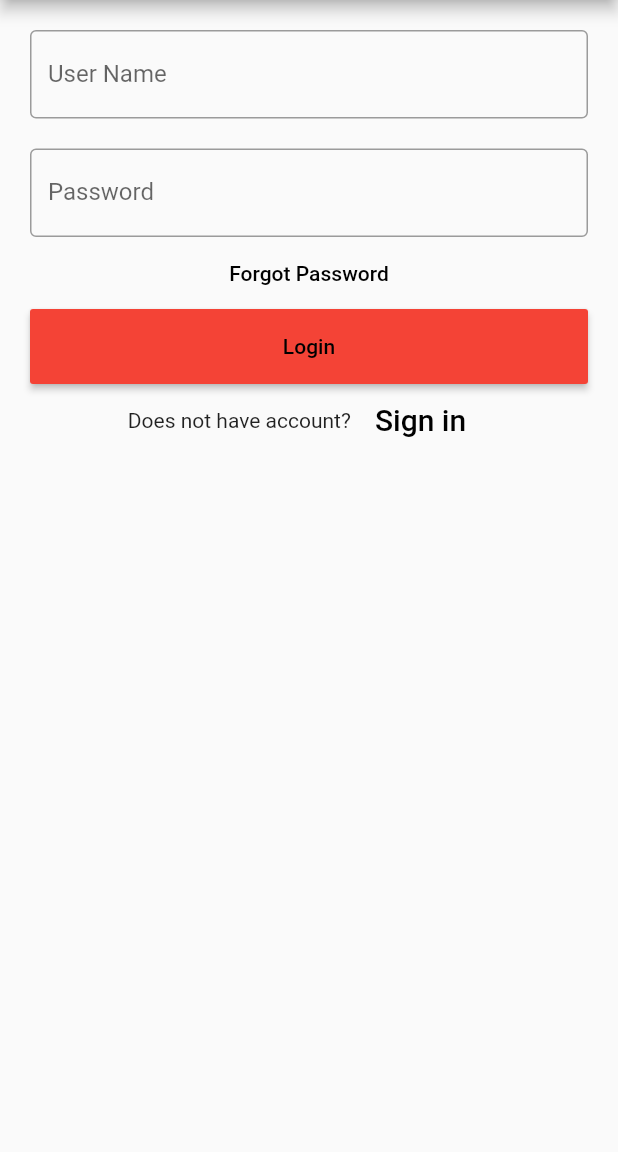
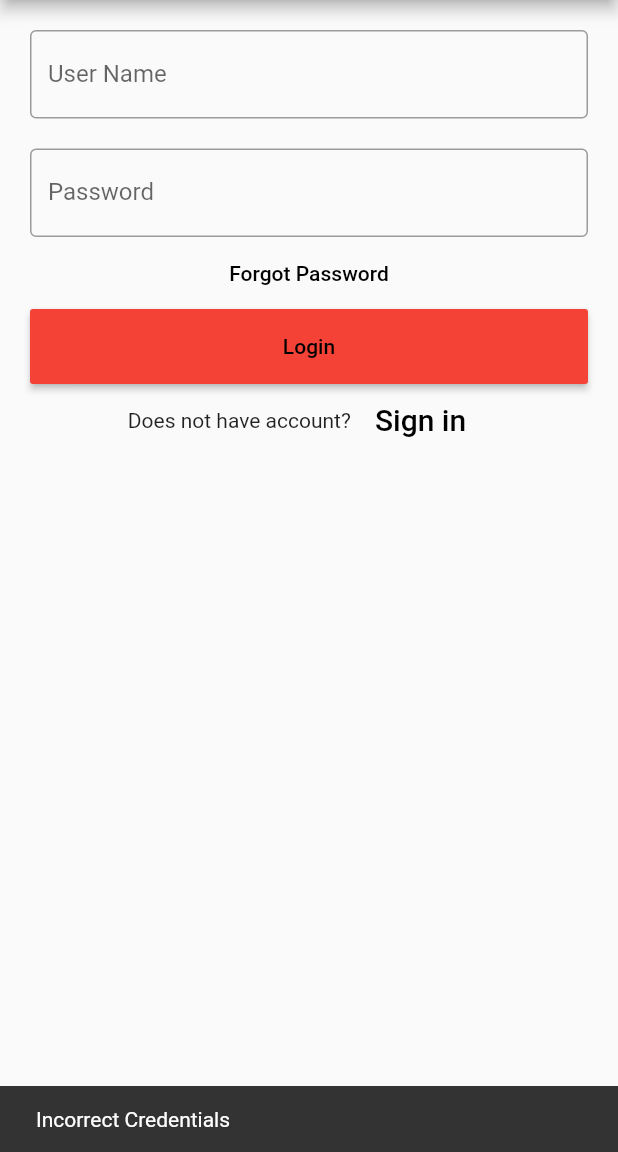
Before and after one commit to AnneRoki/OOPFfutter, a Flutter app: the loginScreen screen opened directly, after a tap on "Login", on a phone screen of 412 x 824 dp, the part 84-1236 px from its top. Run offline on Flutter 3.47's test engine with Material 2 defaults, Android fonts, the phone set to English and light mode, and no system bars.

Commit message:
Update loginScreen.dart

```diff
--- a/lib/loginScreen.dart
+++ b/lib/loginScreen.dart
@@ -1,4 +1,5 @@
 import 'package:flutter/material.dart';
+import 'package:flutterexam/nav.dart';
 
 class loginScreen extends StatefulWidget {
   @override
@@ -53,8 +54,20 @@ class _State extends State<loginScreen> {
                       color: Colors.red,
                       child: Text('Login'),
                       onPressed: () {
-                        print(nameController.text);
-                        print(passwordController.text);
+                        if (nameController.text == 'admin' &&
+                            passwordController.text == 'admin') {
+                          // print(nameController.text);
+                          // print(passwordController.text);
+                          Navigator.push(
+                              context,
+                              MaterialPageRoute(
+                                  builder: (context) => navigation()));
+                        } else {
+                          final snackBar = SnackBar(
+                            content: const Text('Incorrect Credentials'),
+                          );
+                          ScaffoldMessenger.of(context).showSnackBar(snackBar);
+                        }
                       },
                     )),
                 Container(
```
